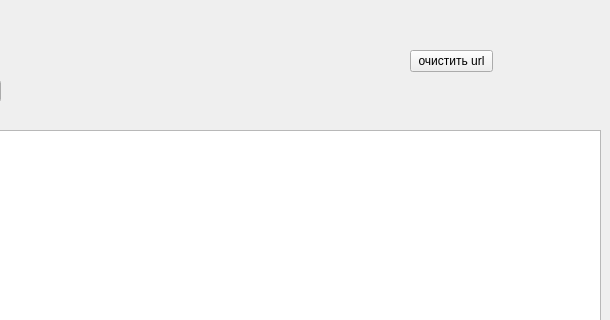
Above: mainwindow.ui from vcore486-afk/LiveTvGUI before the change; both pictures show x 190 to 800 and y 0 to 320 of the 800 by 600 pixel window. Below: the same form after it.
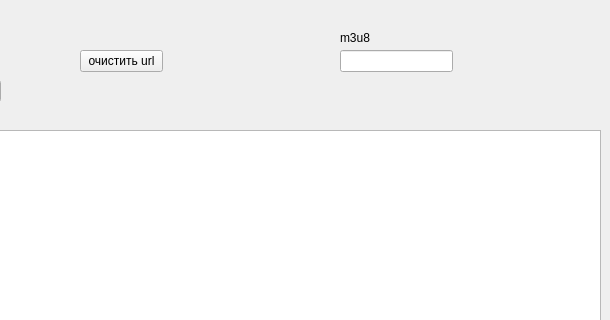
That is the form after the change. Icons and pictures are not drawn.

Commit message: добавлен вывод url в textfiled 	изменено:      .gitignore 	изменено:      mainwindow.cpp 	изменено:      mainwindow.h 	изменено:      mainwindow.ui 	изменено:      playerwindow.cpp 	изменено:      playerwindow.h

The edit to the form file:
```diff
--- a/mainwindow.ui
+++ b/mainwindow.ui
@@ -57,7 +57,7 @@
    <widget class="QPushButton" name="pushButton_clearurl">
     <property name="geometry">
      <rect>
-      <x>600</x>
+      <x>270</x>
       <y>50</y>
       <width>83</width>
       <height>22</height>
@@ -77,6 +77,29 @@
      </rect>
     </property>
    </widget>
+   <widget class="QLabel" name="label_2">
+    <property name="geometry">
+     <rect>
+      <x>530</x>
+      <y>30</y>
+      <width>57</width>
+      <height>15</height>
+     </rect>
+    </property>
+    <property name="text">
+     <string>m3u8</string>
+    </property>
+   </widget>
+   <widget class="QLineEdit" name="urlField">
+    <property name="geometry">
+     <rect>
+      <x>530</x>
+      <y>50</y>
+      <width>113</width>
+      <height>22</height>
+     </rect>
+    </property>
+   </widget>
   </widget>
   <widget class="QMenuBar" name="menubar">
    <property name="geometry">
```
Left out of the diff: 2 changed lines with no effect on the pictures. The commit also changes 5 other files.
